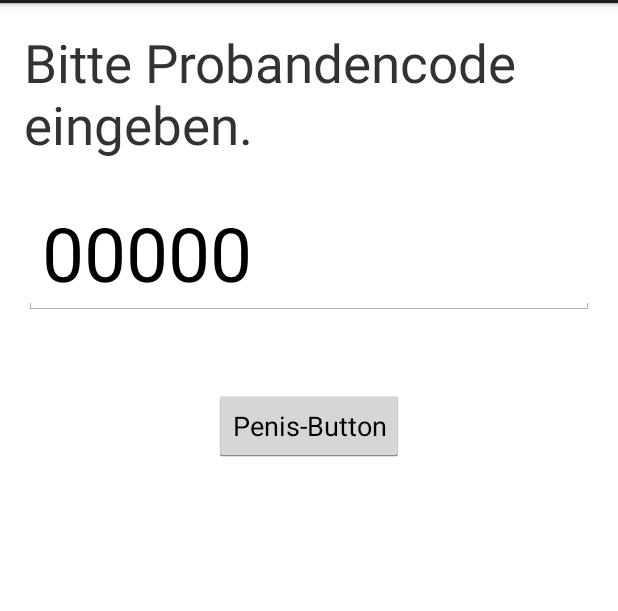
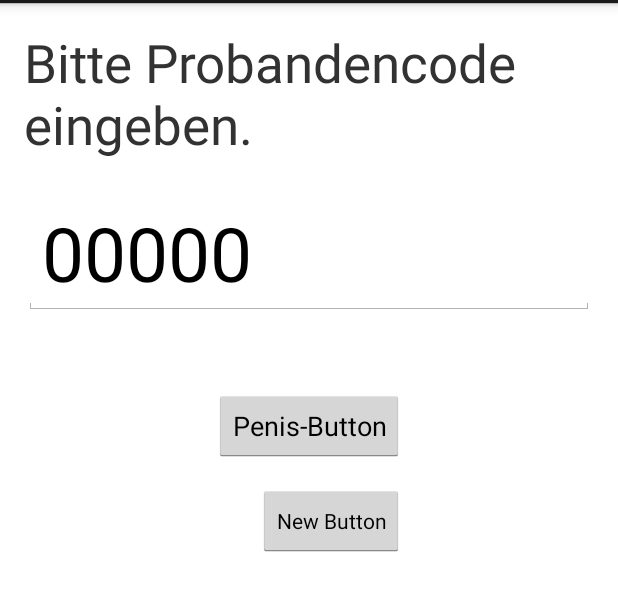
Before and after one commit to Nasto/SWE-App, an Android app: the screen it shows after launch (MainActivity), on a phone screen of 412 x 824 dp, the part 69-680 px from its top. Run offline under Robolectric (Android 15) with nearby library versions, the phone set to English and light mode, and no system bars.

Commit message:
test
bla

```diff
--- a/src/main/res/layout/activity_main.xml
+++ b/src/main/res/layout/activity_main.xml
@@ -37,4 +37,14 @@
             android:layout_centerHorizontal="true"
             android:layout_marginTop="50dp"/>
 
+    <Button
+            style="?android:attr/buttonStyleSmall"
+            android:layout_width="wrap_content"
+            android:layout_height="wrap_content"
+            android:text="New Button"
+            android:id="@+id/button2"
+            android:layout_below="@+id/button"
+            android:layout_alignRight="@+id/button"
+            android:layout_marginTop="15dp"/>
+
 </RelativeLayout>
```
